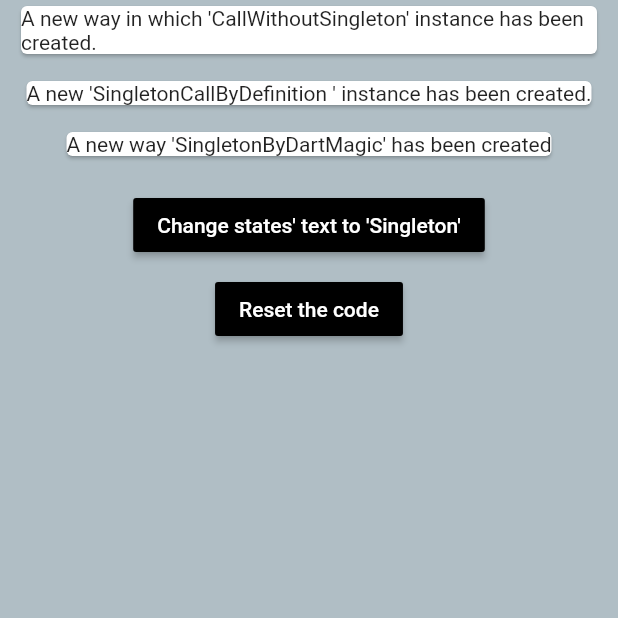
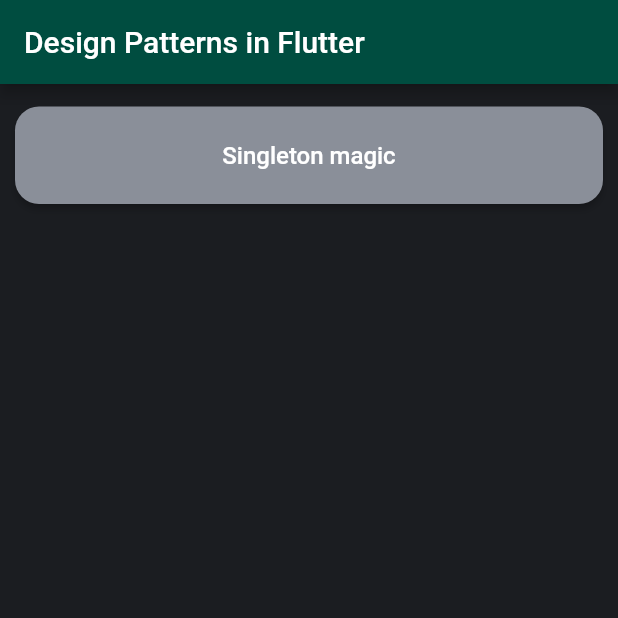
Before and after one commit to glitchpop-frenzy/design-patterns-in-flutter, a Flutter app: the screen it shows after launch, on a phone screen of 412 x 824 dp, the top half of it. Run offline on Flutter 3.47's test engine with Material 2 defaults, Android fonts, the phone set to English and light mode, and no system bars; our stand-ins replace auto_route.

```diff
--- a/lib/01_singleton/singletone_example.dart
+++ /dev/null
@@ -1,82 +0,0 @@
-import 'package:design_patterns_in_flutter/01_singleton/core/singleton_state_base.dart';
-import 'package:design_patterns_in_flutter/01_singleton/singleton_calls/call_by_definition.dart';
-import 'package:design_patterns_in_flutter/01_singleton/singleton_calls/call_by_magic.dart';
-import 'package:design_patterns_in_flutter/01_singleton/singleton_calls/call_without_singleton.dart';
-import 'package:design_patterns_in_flutter/01_singleton/widgets/singleton_card.dart';
-import 'package:design_patterns_in_flutter/platform_specific/platform_buttons.dart';
-import 'package:design_patterns_in_flutter/utils/constants.dart';
-import 'package:flutter/material.dart';
-
-class SingletonExample extends StatefulWidget {
-  const SingletonExample({Key? key}) : super(key: key);
-
-  @override
-  State<SingletonExample> createState() => _SingletonExampleState();
-}
-
-class _SingletonExampleState extends State<SingletonExample> {
-  List<SingletonStateBase> singletonStateList = [
-    CallWithoutSingleton(),
-    SingletonCallByDefinition.getState(),
-    SingletonByDartMagic(),
-  ];
-
-  _resetText() {
-    for (var state in singletonStateList) {
-      state.reset();
-    }
-    setState(() {});
-  }
-
-  _setStateText([String text = 'Singleton']) {
-    for (var state in singletonStateList) {
-      state.setStateText(text);
-    }
-    setState(() {});
-  }
-
-  @override
-  Widget build(BuildContext context) {
-    return ScrollConfiguration(
-      behavior: const ScrollBehavior(),
-      child: SingleChildScrollView(
-        padding: const EdgeInsets.symmetric(horizontal: paddingL),
-        child: Column(
-          children: [
-            for (SingletonStateBase state in singletonStateList)
-              Padding(
-                padding: const EdgeInsets.only(bottom: paddingL),
-                child: SingletonCard(
-                  text: state.currentText,
-                ),
-              ),
-            const SizedBox(
-              height: spaceB,
-            ),
-            PlatformButton(
-              materialColor: Colors.black,
-              materialTextColor: Colors.white,
-              onPressed: _setStateText,
-              text: "Change states' text to 'Singleton'",
-            ),
-            PlatformButton(
-              materialColor: Colors.black,
-              materialTextColor: Colors.white,
-              onPressed: _resetText,
-              text: "Reset the code",
-            ),
-            const SizedBox(
-              height: spaceB,
-            ),
-
-            // TODO to implement menu option to see how singleton behaves
-            // const Text(
-            //   'Note: change states\' and navigate to see how Singleton behaves.',
-            //   textAlign: TextAlign.justify,
-            // ),
-          ],
-        ),
-      ),
-    );
-  }
-}
--- /dev/null
+++ b/lib/home_page.dart
@@ -0,0 +1,37 @@
+import 'package:auto_route/auto_route.dart';
+import 'package:design_patterns_in_flutter/routes/router.dart';
+import 'package:design_patterns_in_flutter/utils/utils.dart';
+import 'package:flutter/material.dart';
+
+class HomePage extends StatelessWidget {
+  const HomePage({Key? key}) : super(key: key);
+
+  @override
+  Widget build(BuildContext context) {
+    return SafeArea(
+      child: Scaffold(
+          appBar: AppBar(
+              backgroundColor: Colors.teal.shade900,
+              title: const Text('Design Patterns in Flutter')),
+          body: Container(
+            padding: const EdgeInsets.symmetric(vertical: 15, horizontal: 10),
+            color: primaryBgColor,
+            child: ListView(
+              children: [
+                PillButton(
+                  child: const Text(
+                    'Singleton magic',
+                    style: TextStyle(
+                      fontSize: 16,
+                      color: Colors.white,
+                    ),
+                  ),
+                  onButtonPress: () async => await AutoRouter.of(context)
+                      .push(const SingletonExampleRoute()),
+                ),
+              ],
+            ),
+          )),
+    );
+  }
+}
--- a/lib/main.dart
+++ b/lib/main.dart
@@ -1,25 +1,21 @@
+import 'package:design_patterns_in_flutter/routes/router.dart';
 import 'package:flutter/material.dart';
 
-import '01_singleton/singletone_example.dart';
-
 void main() {
-  runApp(const MyApp());
+  runApp(MyApp());
 }
 
 class MyApp extends StatelessWidget {
-  const MyApp({Key? key}) : super(key: key);
+  final _appRouter = AppRouter();
+  MyApp({Key? key}) : super(key: key);
 
   // This widget is the root of your application.
   @override
   Widget build(BuildContext context) {
-    return MaterialApp(
+    return MaterialApp.router(
       title: 'Design Patterns in Flutter',
-      home: Scaffold(
-        backgroundColor: Colors.blueGrey[200],
-        body: const SafeArea(
-          child: SingletonExample(),
-        ),
-      ),
+      routeInformationParser: _appRouter.defaultRouteParser(),
+      routerDelegate: _appRouter.delegate(),
     );
   }
 }
--- /dev/null
+++ b/lib/utils/utils.dart
@@ -0,0 +1,39 @@
+import 'package:flutter/material.dart';
+
+const Color primaryBgColor = Color(0xFF1B1D21);
+const Color primaryBgColor2 = Color(0xFF262A33);
+const Color accentButtonBgColor = Color(0xFF8A8F99);
+const Color accentColor2 = Color(0xFF515866);
+
+class PillButton extends StatelessWidget {
+  final Widget child;
+  final Function() onButtonPress;
+
+  const PillButton({
+    Key? key,
+    required this.child,
+    required this.onButtonPress,
+  }) : super(key: key);
+
+  @override
+  Widget build(BuildContext context) {
+    return ElevatedButton(
+      style: ButtonStyle(
+        padding: MaterialStateProperty.all(
+          const EdgeInsets.symmetric(horizontal: 20, vertical: 5),
+        ),
+        backgroundColor: MaterialStateProperty.all(accentButtonBgColor),
+        shape: MaterialStateProperty.all(
+          RoundedRectangleBorder(
+            borderRadius: BorderRadius.circular(16),
+          ),
+        ),
+        fixedSize: MaterialStateProperty.all(
+          Size(MediaQuery.of(context).size.width, 65),
+        ),
+      ),
+      child: child,
+      onPressed: onButtonPress,
+    );
+  }
+}
```
Also changed, not shown: lib/01_singleton/singleton_example.dart (added, +96 -0 lines), lib/01_singleton/widgets/singleton_card.dart (+14 -2 lines), lib/platform_specific/platform_buttons.dart (+11 -1 lines), lib/routes/router.dart (added, +16 -0 lines), pubspec.yaml (+4 -3 lines), lib/routes/router.gr.dart (added), pubspec.lock, 2 other files.
